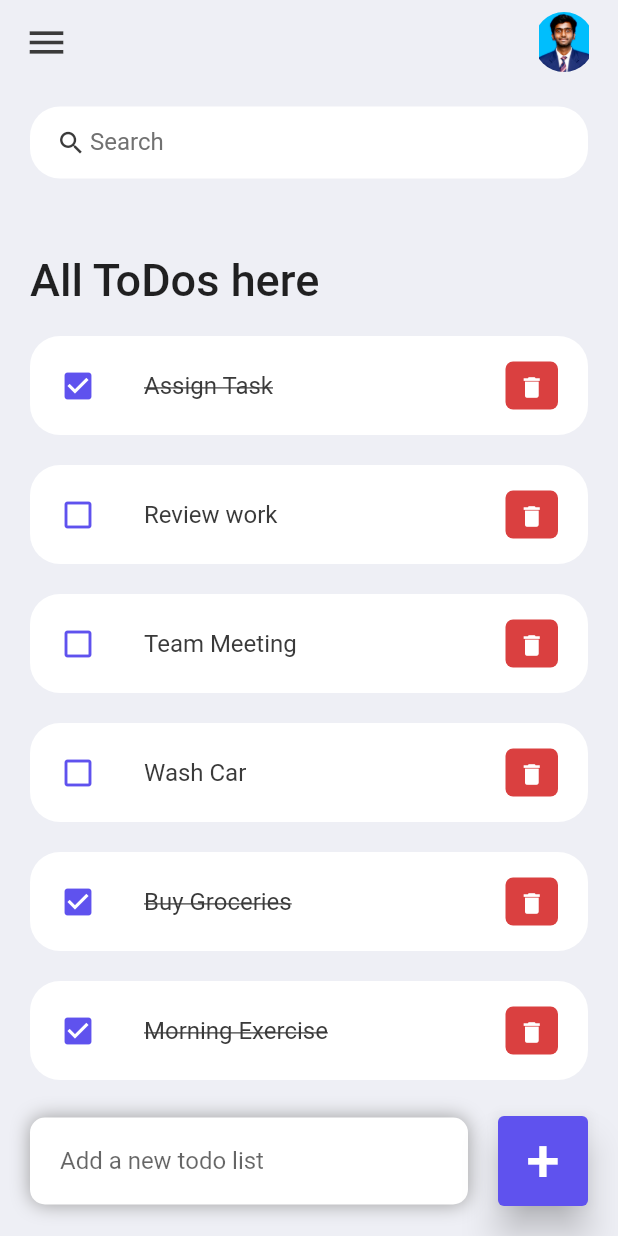
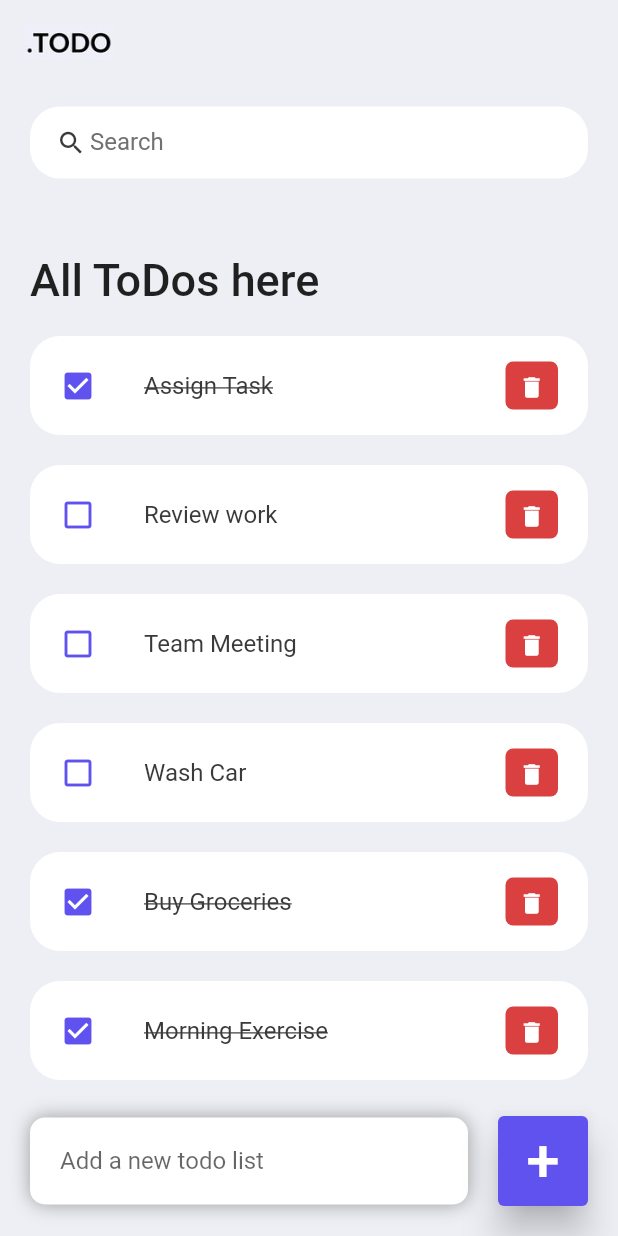
Before and after one commit to asmit-gupta/Todolist, a Flutter app: the screen it shows after launch, after a tap on "Assign Task", on a phone screen of 412 x 824 dp. Run offline on Flutter 3.47's test engine with Material 2 defaults, Android fonts, the phone set to English and light mode, and no system bars.

Commit message:
added splash screen, logo on screen, icon for app

```diff
--- a/lib/main.dart
+++ b/lib/main.dart
@@ -3,6 +3,7 @@
 import 'package:flutter/material.dart';
 import 'package:flutter/services.dart';
 import 'package:todo_app/screens/home.dart';
+import 'package:todo_app/screens/splashscreen.dart';
 
 void main() {
   runApp(const MyApp());
@@ -18,7 +19,7 @@ class MyApp extends StatelessWidget {
     return MaterialApp(
       debugShowCheckedModeBanner: false,
       title: 'ToDo App',
-      home: Home(),
+      home: SplashScreen(),
     );
   }
 }
--- a/lib/screens/home.dart
+++ b/lib/screens/home.dart
@@ -197,17 +197,14 @@ class _HomeState extends State<Home> {
       title: Row(
         mainAxisAlignment: MainAxisAlignment.spaceBetween,
         children: [
-          Icon(
-            Icons.menu,
-            color: tdBlack,
-            size: 30,
-          ),
           Container(
-            height: 40,
-            width: 40,
+            height: 80,
+            width: 60,
             child: ClipRRect(
               borderRadius: BorderRadius.circular(20),
-              child: Image.asset('assets/image/avatar.jpg'),
+              child: Image.asset(
+                'assets/image/todologo.jpg',
+              ),
             ),
           )
         ],
--- /dev/null
+++ b/lib/screens/splashscreen.dart
@@ -0,0 +1,42 @@
+import 'dart:async';
+
+import 'package:flutter/material.dart';
+import 'package:todo_app/constants/colors.dart';
+import 'package:todo_app/screens/home.dart';
+
+class SplashScreen extends StatefulWidget {
+  const SplashScreen({super.key});
+
+  @override
+  State<SplashScreen> createState() => _SplashScreenState();
+}
+
+class _SplashScreenState extends State<SplashScreen> {
+  @override
+  void initState() {
+    super.initState();
+    Timer(Duration(seconds: 2), (() {
+      Navigator.of(context).pushReplacement(
+        MaterialPageRoute(
+          builder: (_) => Home(),
+        ),
+      );
+    }));
+  }
+
+  Widget build(BuildContext context) {
+    return Scaffold(
+      backgroundColor: tdBGColor,
+      body: Center(
+        child: Column(
+          mainAxisAlignment: MainAxisAlignment.center,
+          children: [
+            Image.asset(
+              "assets/image/todologo.jpg",
+            )
+          ],
+        ),
+      ),
+    );
+  }
+}
```
Also changed, not shown: pubspec.yaml (+7 -0 lines), assets/image/avatar.jpg (deleted), assets/image/logo.png (added), assets/image/todologo.jpg (added), pubspec.lock, 13 other files.
